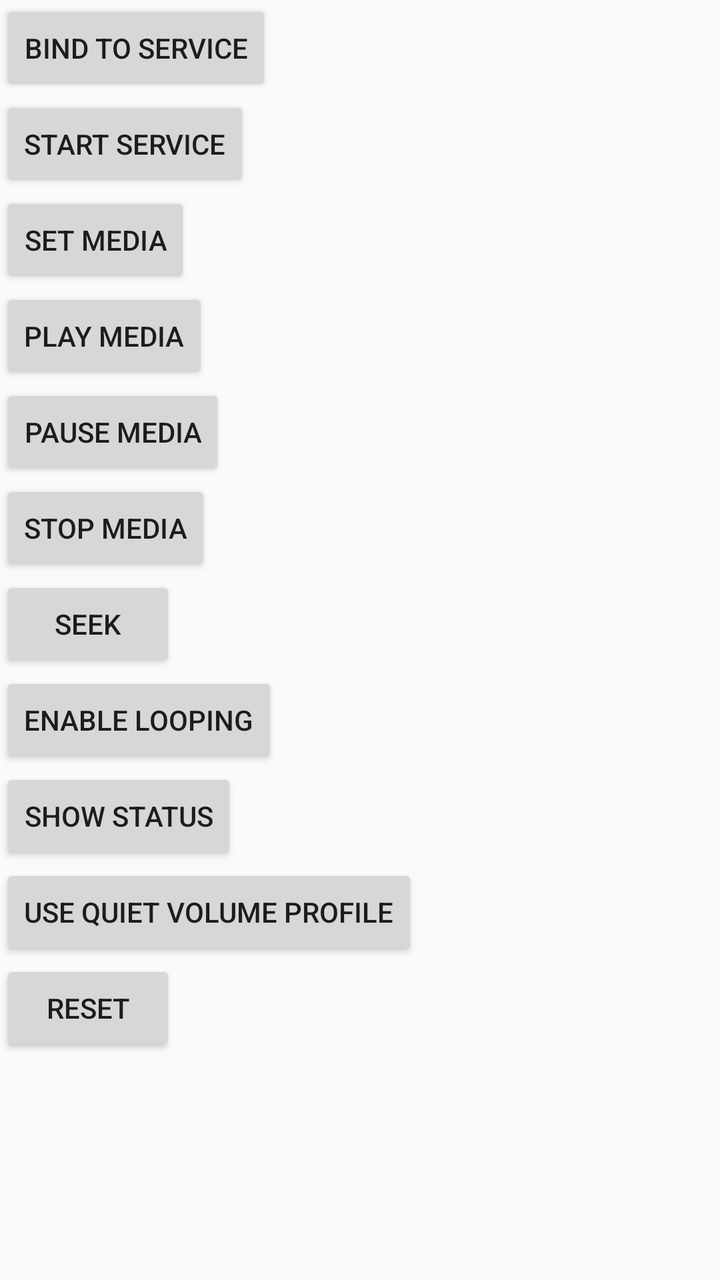
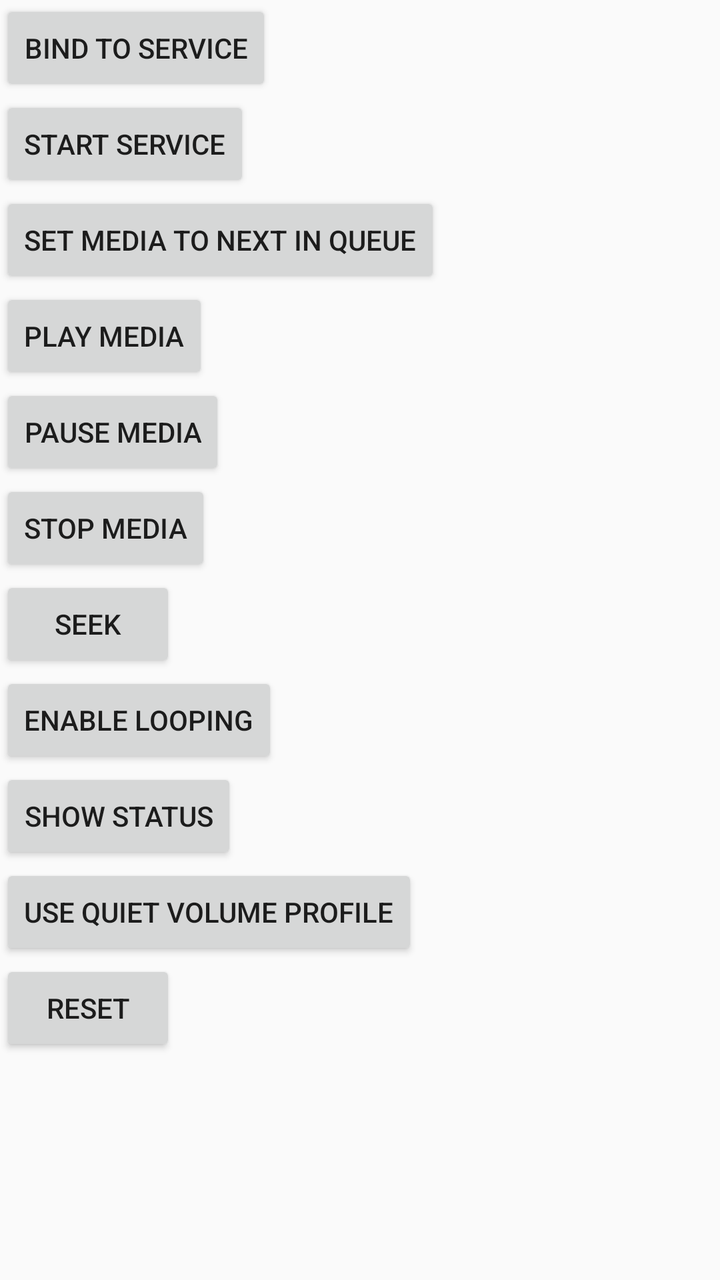

Before-and-after screenshots of an Android layout around one commit, followed by the original layout XML and the change that was made.
<!-- AndroidManifest.xml: application theme AppTheme -->
<!-- res/layout/activity_test_playback_service.xml -->
<?xml version="1.0" encoding="utf-8"?>
<ScrollView
	android:id="@+id/activity_test_playback_service_root"
	xmlns:android="http://schemas.android.com/apk/res/android"
	xmlns:tools="http://schemas.android.com/tools"
	android:layout_width="match_parent"
	android:layout_height="match_parent"
	tools:context=".TestPlaybackService">

	<LinearLayout
		android:layout_width="match_parent"
		android:layout_height="wrap_content"
		android:orientation="vertical">

		<Button
			android:layout_width="wrap_content"
			android:layout_height="wrap_content"
			android:onClick="testBindUnbindService"
			android:text="Bind to service"/>

		<Button
			android:layout_width="wrap_content"
			android:layout_height="wrap_content"
			android:onClick="testStartStopService"
			android:text="Start service"/>

		<Button
			android:layout_width="wrap_content"
			android:layout_height="wrap_content"
			android:onClick="testSetMedia"
			android:text="Set media"/>

		<Button
			android:layout_width="wrap_content"
			android:layout_height="wrap_content"
			android:onClick="testPlayMedia"
			android:text="Play media"/>

		<Button
			android:layout_width="wrap_content"
			android:layout_height="wrap_content"
			android:onClick="testPauseMedia"
			android:text="Pause media"/>

		<Button
			android:layout_width="wrap_content"
			android:layout_height="wrap_content"
			android:onClick="testStopMedia"
			android:text="Stop media"/>

		<Button
			android:layout_width="wrap_content"
			android:layout_height="wrap_content"
			android:onClick="testSeek"
			android:text="Seek"/>

		<Button
			android:layout_width="wrap_content"
			android:layout_height="wrap_content"
			android:onClick="testToggleLooping"
			android:text="Enable looping"/>

		<Button
			android:layout_width="wrap_content"
			android:layout_height="wrap_content"
			android:onClick="testShowStatus"
			android:text="Show status"/>

		<Button
			android:layout_width="wrap_content"
			android:layout_height="wrap_content"
			android:onClick="testChangeVolume"
			android:text="Use quiet volume profile"/>

		<Button
			android:layout_width="wrap_content"
			android:layout_height="wrap_content"
			android:onClick="testReset"
			android:text="Reset"/>
	</LinearLayout>
</ScrollView>
<!-- resources referenced by this layout -->
<resources>
  <style name="AppTheme" parent="Theme.AppCompat.Light.DarkActionBar">
          <item name="colorPrimary">@color/colorPrimary</item>
          <item name="colorPrimaryDark">@color/colorPrimaryDark</item>
          <item name="colorAccent">@color/colorAccent</item>
      </style>
  <color name="colorPrimary">#FFB300</color>
  <color name="colorPrimaryDark">#FF8F00</color>
  <color name="colorAccent">#E91E63</color>
</resources>

<!-- the commit's change to res/layout/activity_test_playback_service.xml (unified diff, before → after) -->
@@ -28,7 +28,7 @@
 			android:layout_width="wrap_content"
 			android:layout_height="wrap_content"
 			android:onClick="testSetMedia"
-			android:text="Set media"/>
+			android:text="Set media to next in queue"/>
 
 		<Button
 			android:layout_width="wrap_content"
